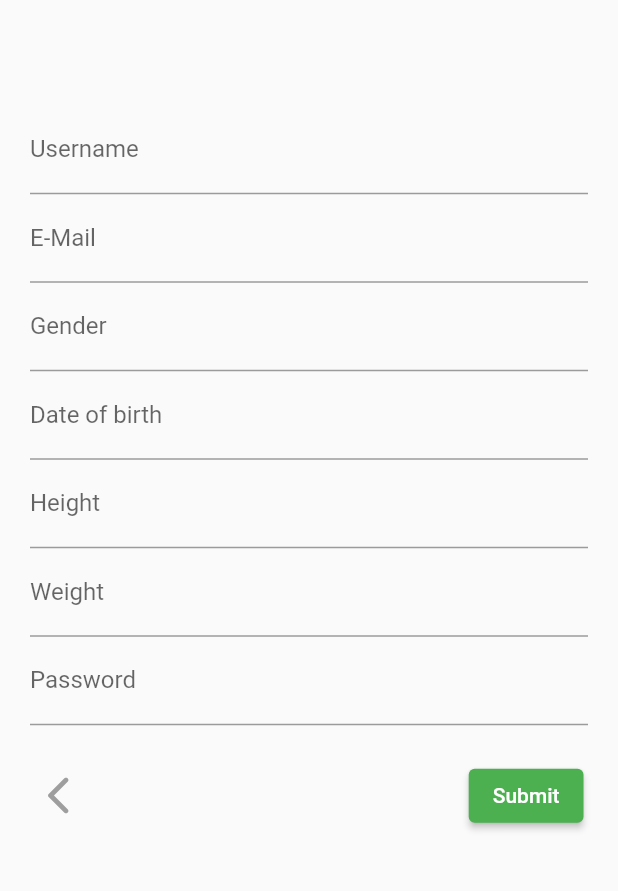
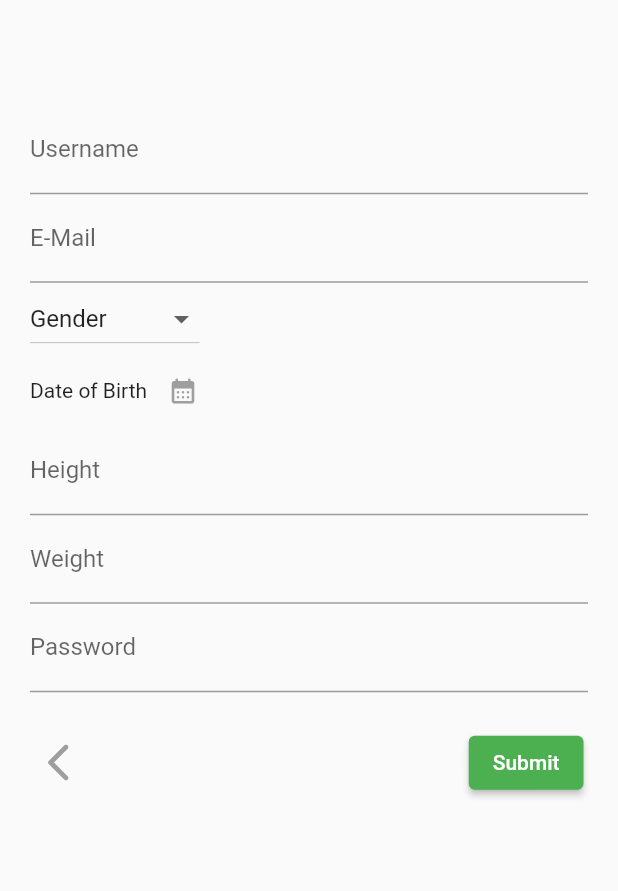
Before and after one commit to Hijulmk/Prescrible, a Flutter app: the screen it shows after launch, in the side drawer, after a tap on the "edit" icon, on a phone screen of 412 x 824 dp, the part 208-1099 px from its top. Run offline on Flutter 3.47's test engine with Material 2 defaults, Android fonts, the phone set to English and light mode, and no system bars; our stand-ins replace carousel_slider, image_picker, persistent_bottom_nav_bar; missing offline and left inert: floating_action_bubble.

Commit message:
Date of birth window added

```diff
--- a/lib/Pages/account_info.dart
+++ b/lib/Pages/account_info.dart
@@ -1,4 +1,5 @@
 import 'package:flutter/material.dart';
+import 'package:intl/intl.dart';
 
 class AccountDetails extends StatefulWidget {
   const AccountDetails({Key? key}) : super(key: key);
@@ -15,6 +16,32 @@ class _AccountDetailsState extends State<AccountDetails> {
   TextEditingController heightCtrlr = TextEditingController();
   TextEditingController weightCtrlr = TextEditingController();
   TextEditingController passwordCtrlr = TextEditingController();
+
+  List<String> gender = [
+    'Gender',
+    'Male',
+    'Female',
+    'Transgender',
+  ];
+  String selectedGender = 'Gender';
+
+  DateTime? selectedDate;
+  Future<void> _selectDate(BuildContext context) async {
+    final DateTime? picked = await showDatePicker(
+        context: context,
+        initialDate: DateTime(2000),
+        firstDate: DateTime(1930, 1),
+        lastDate: DateTime.now());
+    if (picked != null && picked != selectedDate) {
+      setState(() {
+        selectedDate = picked;
+      });
+    }
+  }
+
+  // bool _buttonColor = true;
+  // bool _button2Color = true;
+
   @override
   Widget build(BuildContext context) {
     return Scaffold(
@@ -65,16 +92,74 @@ class _AccountDetailsState extends State<AccountDetails> {
                   ),
                   Padding(
                     padding: const EdgeInsets.fromLTRB(20, 0, 20, 0),
-                    child: TextField(
-                        controller: genderCtrlr,
-                        decoration: InputDecoration(labelText: 'Gender')),
+                    child: Column(
+                      children: [
+                        Row(
+                          children: [
+                            DropdownButton(
+                              value: selectedGender,
+                              onChanged: (newValue) {
+                                setState(() {
+                                  selectedGender = newValue.toString();
+                                });
+                              },
+                              items: gender.map((location) {
+                                return DropdownMenuItem(
+                                  child: new Text(location),
+                                  value: location,
+                                );
+                              }).toList(),
+                            ),
+                          ],
+                        )
+                      ],
+                    ),
                   ),
-                  Padding(
-                    padding: const EdgeInsets.fromLTRB(20, 0, 20, 0),
-                    child: TextField(
-                        controller: dobCtrlr,
-                        decoration:
-                            InputDecoration(labelText: 'Date of birth')),
+                  Column(
+                    children: [
+                      Container(
+                        child: Row(
+                          children: [
+
+                            Row(
+                              mainAxisSize: MainAxisSize.min,mainAxisAlignment:MainAxisAlignment.spaceEvenly,
+                              children: [Padding(
+                                padding: const EdgeInsets.fromLTRB(20,0,0,0),
+                                child: Text("Date of Birth"),
+                              ),
+                                IconButton(
+                                    onPressed: () {
+                                      _selectDate(context);
+
+                                    },icon: Icon(
+              Icons.calendar_month_rounded,
+            ),
+            iconSize: 20,
+            color: Colors.grey,
+                                    // child: Text(selectedDate == null
+                                    //     ? "Date of Birth"
+                                    //     : "Date of Birth"),
+                                    ),
+                                Padding(
+                                  padding: const EdgeInsets.fromLTRB(60, 0, 0, 0),
+                                  child: Row(
+                                    children: [
+                                      Text(selectedDate == null
+                                          ? ""
+                                          : DateFormat('yMMMMEEEEd')
+                                              .format(selectedDate!)),
+                                    ],
+                                  ),
+                                ),
+                                SizedBox(
+                                  height: 20.0,
+                                ),
+                              ],
+                            )
+                          ],
+                        ),
+                      ),
+                    ],
                   ),
                   Padding(
                     padding: const EdgeInsets.fromLTRB(20, 0, 20, 0),
--- a/lib/Pages/homepage.dart
+++ b/lib/Pages/homepage.dart
@@ -154,7 +154,8 @@ class _HmState extends State<Hm> with SingleTickerProviderStateMixin {
       )),
       backgroundColor: Colors.white,
       appBar: AppBar(
-        title: Center(child: Text("PRESCRIBLE")),
+        centerTitle: true,
+        title: Text("PRESCRIBLE"),
       ),
       body: SingleChildScrollView(
         child: Column(children: [
```
Also changed, not shown: lib/Pages/adding_details.dart (+4 -3 lines), lib/Pages/doc_info.dart (added, +38 -0 lines), lib/Pages/sign_up_page.dart (+17 -4 lines).
